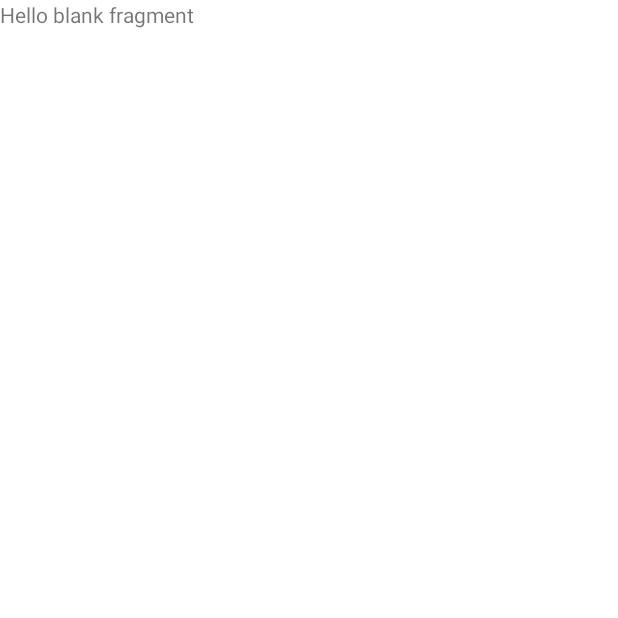
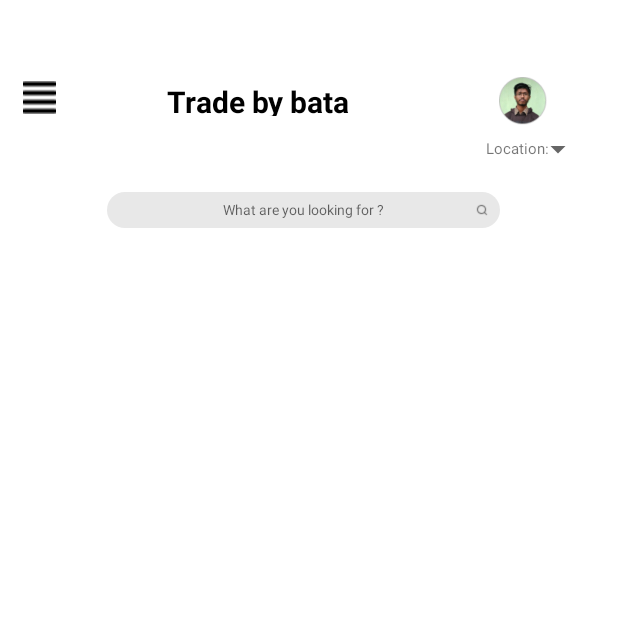
Before and after one commit to Descalzo1980/Testtask, an Android app: the PageOneFragment screen opened through its navigation route, on a phone screen of 412 x 824 dp, the top half of it. Before the commit the part shown is almost empty. Run offline under Robolectric (Android 15) with nearby library versions, the phone set to English and light mode, and no system bars.

Commit message:
start page one

```diff
--- a/app/src/main/res/layout/fragment_page_one.xml
+++ b/app/src/main/res/layout/fragment_page_one.xml
@@ -1,14 +1,91 @@
 <?xml version="1.0" encoding="utf-8"?>
-<FrameLayout xmlns:android="http://schemas.android.com/apk/res/android"
+<androidx.constraintlayout.widget.ConstraintLayout xmlns:android="http://schemas.android.com/apk/res/android"
+    xmlns:app="http://schemas.android.com/apk/res-auto"
     xmlns:tools="http://schemas.android.com/tools"
     android:layout_width="match_parent"
     android:layout_height="match_parent"
     tools:context=".PageOneFragment">
 
-    <!-- TODO: Update blank fragment layout -->
+    <ImageView
+        android:id="@+id/imageView3"
+        android:layout_width="wrap_content"
+        android:layout_height="wrap_content"
+        android:layout_marginLeft="15dp"
+        android:layout_marginTop="54dp"
+        android:src="@drawable/grid"
+        app:layout_constraintStart_toStartOf="parent"
+        app:layout_constraintTop_toTopOf="parent" />
+
     <TextView
-        android:layout_width="match_parent"
-        android:layout_height="match_parent"
-        android:text="@string/hello_blank_fragment" />
+        android:id="@+id/textView5"
+        android:layout_width="144dp"
+        android:layout_height="23dp"
+        android:layout_marginStart="100dp"
+        android:layout_marginTop="54dp"
+        android:gravity="center"
+        android:text="Trade by bata"
+        android:textColor="@color/black"
+        android:textSize="20sp"
+        android:textStyle="bold"
+        app:layout_constraintStart_toStartOf="parent"
+        app:layout_constraintTop_toTopOf="parent" />
 
-</FrameLayout>
+    <ImageView
+        android:id="@+id/imageView4"
+        android:layout_width="32dp"
+        android:layout_height="32dp"
+        android:layout_marginTop="51dp"
+        android:layout_marginRight="47dp"
+        android:scaleType="centerCrop"
+        android:src="@drawable/photo_profile"
+        app:layout_constraintEnd_toEndOf="parent"
+        app:layout_constraintTop_toTopOf="parent" />
+
+    <TextView
+        android:id="@+id/textView3"
+        android:layout_width="42dp"
+        android:layout_height="13dp"
+        android:layout_marginTop="92dp"
+        android:text="Location:"
+        android:textSize="10sp"
+        app:layout_constraintEnd_toEndOf="parent"
+        app:layout_constraintHorizontal_bias="0.875"
+        app:layout_constraintStart_toStartOf="parent"
+        app:layout_constraintTop_toTopOf="parent" />
+
+    <Spinner
+        android:id="@+id/location_spinner"
+        android:layout_width="4dp"
+        android:layout_height="6dp"
+        android:layout_marginTop="96dp"
+        app:layout_constraintEnd_toEndOf="parent"
+        app:layout_constraintHorizontal_bias="0.619"
+        app:layout_constraintStart_toEndOf="@+id/textView3"
+        app:layout_constraintTop_toTopOf="parent" />
+
+    <EditText
+        android:id="@+id/idSV"
+        android:layout_width="262dp"
+        android:layout_height="24dp"
+        android:layout_marginTop="128dp"
+        android:background="@drawable/shape_form_and_button"
+        android:gravity="center"
+        android:hint="What are you looking for ?"
+        android:textSize="9sp"
+        app:layout_constraintEnd_toEndOf="parent"
+        app:layout_constraintHorizontal_bias="0.476"
+        app:layout_constraintStart_toStartOf="parent"
+        app:layout_constraintTop_toTopOf="parent" />
+
+    <ImageView
+        android:id="@+id/imageView7"
+        android:layout_width="8dp"
+        android:layout_height="8dp"
+        android:layout_marginEnd="8dp"
+        android:layout_marginBottom="8dp"
+        android:src="@drawable/search"
+        app:layout_constraintBottom_toBottomOf="@+id/idSV"
+        app:layout_constraintEnd_toEndOf="@+id/idSV" />
+
+
+</androidx.constraintlayout.widget.ConstraintLayout>
--- a/app/src/main/res/values/themes.xml
+++ b/app/src/main/res/values/themes.xml
@@ -13,4 +13,7 @@
         <item name="android:statusBarColor">?attr/colorPrimaryVariant</item>
         <!-- Customize your theme here. -->
     </style>
+    <style name="MySearchViewStyle" parent="Widget.AppCompat.SearchView">
+        <item name="android:textSize">8sp</item>
+    </style>
 </resources>
```
Also changed, not shown: app/src/main/res/drawable-v24/console.jpg (added), app/src/main/res/drawable-v24/fab.png (added), app/src/main/res/drawable-v24/furnitura.png (added), app/src/main/res/drawable-v24/games.png (added), app/src/main/res/drawable-v24/gars.png (added), app/src/main/res/drawable-v24/grid.png (added), app/src/main/res/drawable-v24/headphones.png (added), app/src/main/res/drawable-v24/kids.png (added), app/src/main/res/drawable-v24/phone.png (added), app/src/main/res/drawable-v24/phone_samsung.jpg (added), app/src/main/res/drawable-v24/photo.png (added), app/src/main/res/drawable-v24/playstation.jpg (added), app/src/main/res/drawable-v24/search.png (added), app/src/main/res/drawable-v24/shose.jpg (added), 1 more files.
